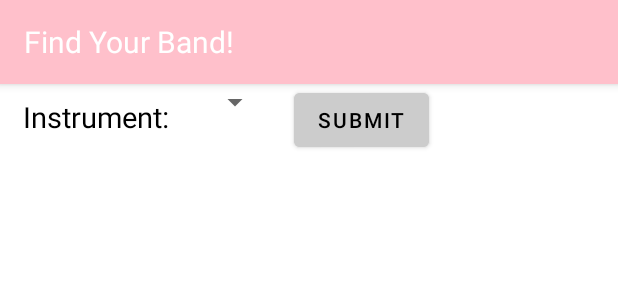
After one commit to hellblazer7/Find-Your-Band-, an Android app: the layout activity_search.xml on its own in the app's theme, with its tools: preview values and no code run, on a phone screen of 412 x 824 dp. The commit adds this screen. Shown: the top 300 px of the screen. Run offline under Robolectric (Android 15) with nearby library versions, the phone set to English and light mode, and no system bars; Roboto replaces fonts that are not available here.

Commit message:
Fourth Draft

```diff
--- a/app/src/main/AndroidManifest.xml
+++ b/app/src/main/AndroidManifest.xml
@@ -10,9 +10,12 @@
         android:supportsRtl="true"
         android:theme="@style/Theme.FindYourBand">
         <activity
+            android:name=".SearchActivity"
+            android:exported="false" />
+        <activity
             android:name=".ChatActivity"
             android:exported="true"
-            android:parentActivityName=".MainActivity"/>
+            android:parentActivityName=".MainActivity" />
         <activity
             android:name=".MainActivity"
             android:exported="true" />
--- a/app/src/main/java/com/example/findyourband/MainActivity.java
+++ b/app/src/main/java/com/example/findyourband/MainActivity.java
@@ -9,6 +9,7 @@ import androidx.fragment.app.FragmentManager;
 import androidx.fragment.app.FragmentPagerAdapter;
 import androidx.viewpager.widget.ViewPager;
 
+import android.content.Intent;
 import android.graphics.Color;
 import android.os.Build;
 import android.os.Bundle;
@@ -56,11 +57,15 @@ public class MainActivity extends AppCompatActivity {
                 {
                     mAuth=FirebaseAuth.getInstance();
                     mAuth.signOut();
+                    Intent myIntent = new Intent(MainActivity.this, LoginActivity.class);
+                    MainActivity.this.startActivity(myIntent);
                     finish();
                     return true;
                 }
                 else if(item.getItemId()== R.id.search_for_users)
                 {
+                    Intent myIntent = new Intent(MainActivity.this, SearchActivity.class);
+                    MainActivity.this.startActivity(myIntent);
                     return true;
                 }
                 return false;
--- a/app/src/main/res/layout/activity_login.xml
+++ b/app/src/main/res/layout/activity_login.xml
@@ -68,7 +68,8 @@
             android:layout_height="wrap_content"
             android:textColor="@color/black"
             android:text="Don't have an account? Register"
-            android:backgroundTint="#CCCCCC"/>
+            android:backgroundTint="#CCCCCC"
+            android:layout_marginBottom="40dp"/>
 
     </LinearLayout>
 </ScrollView>
--- /dev/null
+++ b/app/src/main/res/layout/activity_search.xml
@@ -0,0 +1,67 @@
+<?xml version="1.0" encoding="utf-8"?>
+<ScrollView xmlns:android="http://schemas.android.com/apk/res/android"
+    xmlns:app="http://schemas.android.com/apk/res-auto"
+    xmlns:tools="http://schemas.android.com/tools"
+    android:layout_width="match_parent"
+    android:layout_height="match_parent"
+    tools:context=".SearchActivity">
+
+    <LinearLayout
+        android:layout_width="match_parent"
+        android:layout_height="match_parent"
+        android:orientation="vertical">
+
+        <Toolbar
+            android:id="@+id/toolbar_search_activity"
+            android:layout_width="match_parent"
+            android:layout_height="?attr/actionBarSize"
+            android:background="#FFC0CB"
+            android:elevation="4dp"
+            android:tooltipText=""
+            tools:ignore="NewApi">
+
+            <TextView
+                android:layout_width="wrap_content"
+                android:layout_height="wrap_content"
+                android:text="Find Your Band!"
+                android:textColor="@color/white"
+                android:textSize="20dp" />
+
+        </Toolbar>
+        <LinearLayout
+            android:layout_width="match_parent"
+            android:layout_height="wrap_content"
+            android:orientation="horizontal">
+
+            <TextView
+                android:layout_width="wrap_content"
+                android:layout_height="wrap_content"
+                android:text="Instrument:"
+                android:paddingRight="10dp"
+                android:layout_marginLeft="15dp"
+                android:textSize="19sp"/>
+
+            <Spinner
+                android:id="@+id/searchinstrumentspinner"
+                android:layout_width="wrap_content"
+                android:layout_height="wrap_content"
+                android:spinnerMode="dropdown"
+                android:layout_marginLeft="10dp"
+                android:layout_marginRight="5dp"/>
+            <Button
+                android:layout_width="wrap_content"
+                android:layout_height="wrap_content"
+                android:text="SUBMIT"
+                android:backgroundTint="#CCCCCC"
+                android:layout_marginLeft="10dp"
+                android:id="@+id/search_button"/>
+        </LinearLayout>
+        <androidx.recyclerview.widget.RecyclerView
+            android:layout_width="match_parent"
+            android:layout_height="wrap_content"
+            android:id="@+id/recyclerviewofsearchusers"
+            android:layout_marginTop="30dp"/>
+
+    </LinearLayout>
+
+</ScrollView>
```
Also changed, not shown: app/src/main/java/com/example/findyourband/SearchActivity.java (added, +113 -0 lines).
